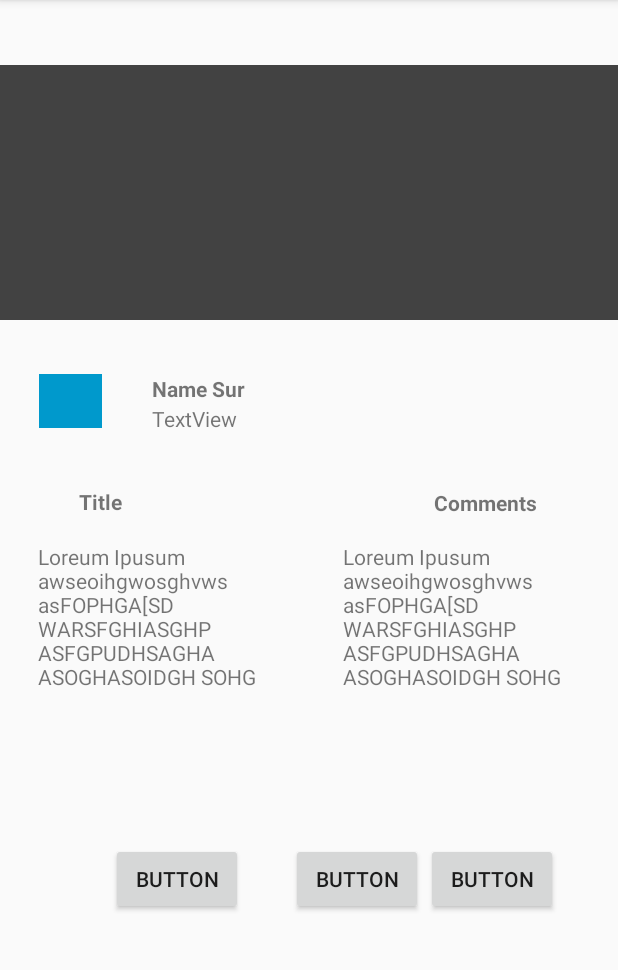
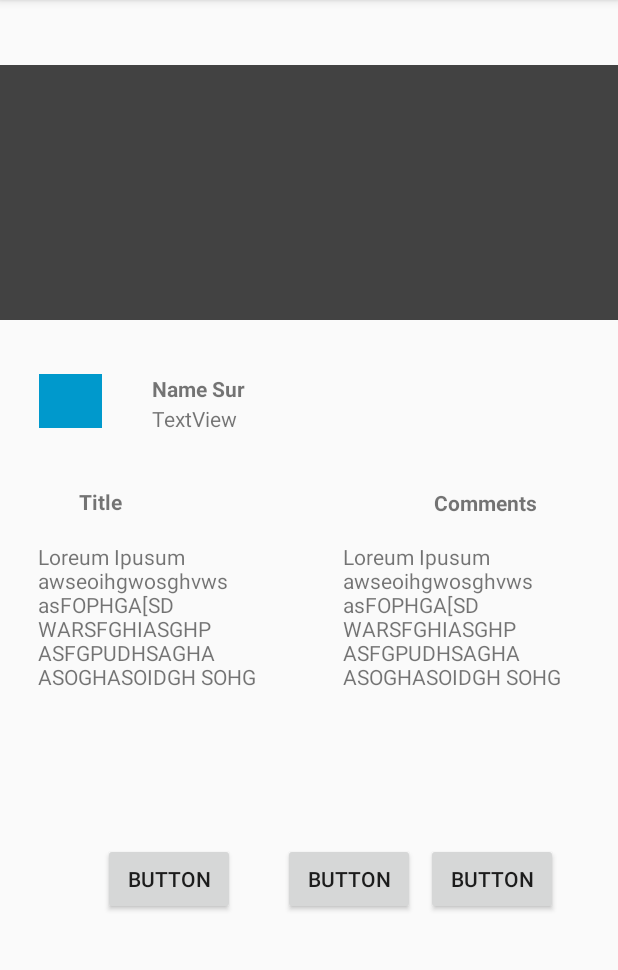
Before and after one commit to kumar245/GIt-Rebase, an Android app: the screen it shows after launch (MainActivity), on a phone screen of 412 x 824 dp, the part 84-1054 px from its top. Run offline under Robolectric (Android 15) with nearby library versions, the phone set to English and light mode, and no system bars.

Commit message:
Seventh Commit

```diff
--- a/app/src/main/res/layout/activity_main.xml
+++ b/app/src/main/res/layout/activity_main.xml
@@ -129,7 +129,7 @@
         android:layout_width="wrap_content"
         android:layout_height="wrap_content"
         android:layout_marginBottom="6dp"
-        android:layout_marginEnd="2dp"
+        android:layout_marginEnd="7dp"
         android:layout_marginRight="5dp"
         android:layout_marginTop="1dp"
         android:text="Button"
```
